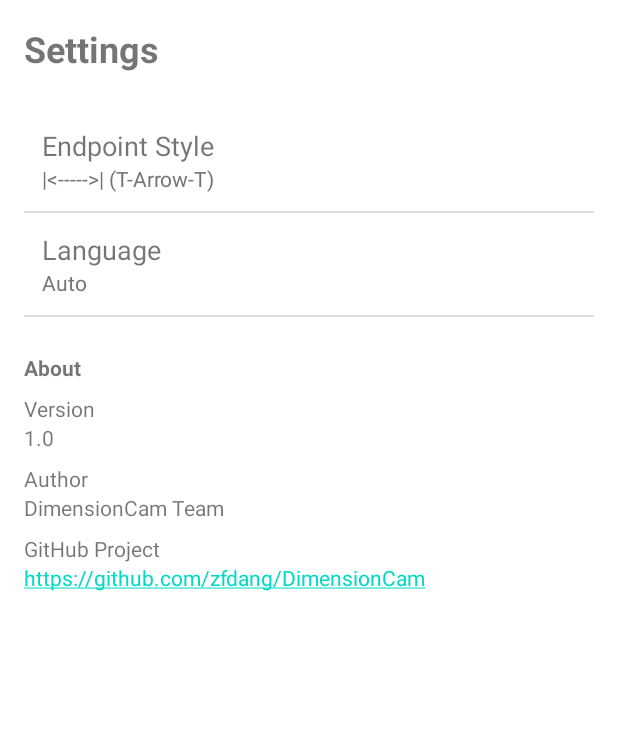
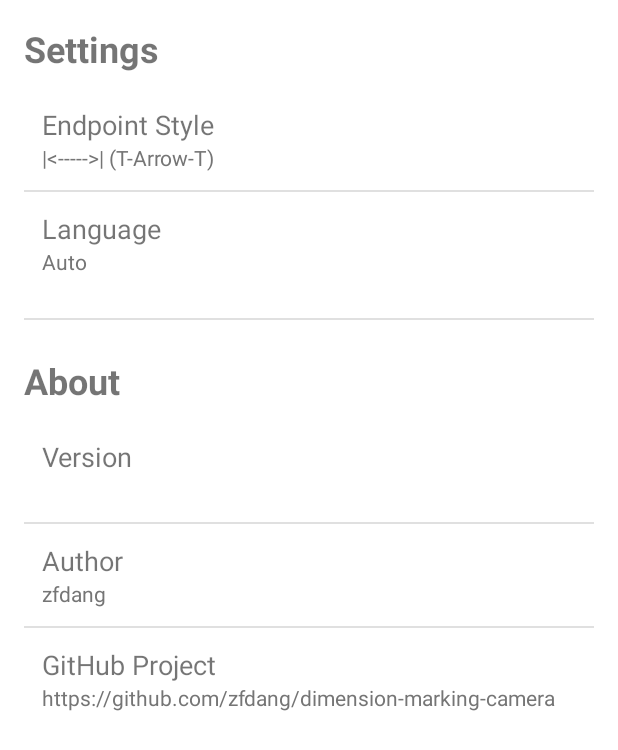
Before and after one commit to zfdang/dimension-marking-camera, an Android app: the layout fragment_settings.xml on its own in the app's theme, with its tools: preview values and no code run, on a phone screen of 412 x 824 dp. Shown: the top 750 px of the screen. Run offline under Robolectric (Android 15) with nearby library versions, the phone set to English and light mode, and no system bars.

Commit message:
refine setting fragment

```diff
--- a/app/src/main/java/com/zfdang/dimensioncam/ui/settings/SettingsFragment.java
+++ b/app/src/main/java/com/zfdang/dimensioncam/ui/settings/SettingsFragment.java
@@ -24,6 +24,7 @@ public class SettingsFragment extends Fragment {
     private SettingsManager settingsManager;
     private TextView tvArrowStyle;
     private TextView tvLanguage;
+    private TextView tvVersion;
 
     @Override
     public void onCreate(@Nullable Bundle savedInstanceState) {
@@ -40,9 +41,12 @@ public class SettingsFragment extends Fragment {
 
         tvArrowStyle = view.findViewById(R.id.tv_arrow_style_value);
         tvLanguage = view.findViewById(R.id.tv_language_value);
+        tvVersion = view.findViewById(R.id.tv_version_value);
 
         view.findViewById(R.id.ll_arrow_style).setOnClickListener(v -> showArrowStyleDialog());
         view.findViewById(R.id.ll_language).setOnClickListener(v -> showLanguageDialog());
+        view.findViewById(R.id.ll_author).setOnClickListener(v -> openAuthorProfile());
+        view.findViewById(R.id.ll_github).setOnClickListener(v -> openGitHubProject());
 
         updateUI();
         return view;
@@ -81,6 +85,17 @@ public class SettingsFragment extends Fragment {
             tvLanguage.setText("English");
         else if ("zh".equals(lang))
             tvLanguage.setText("中文");
+
+        // Get version info dynamically
+        try {
+            String versionName = getContext().getPackageManager()
+                    .getPackageInfo(getContext().getPackageName(), 0).versionName;
+            int versionCode = getContext().getPackageManager()
+                    .getPackageInfo(getContext().getPackageName(), 0).versionCode;
+            tvVersion.setText(versionName + " (" + versionCode + ")");
+        } catch (Exception e) {
+            tvVersion.setText("Unknown");
+        }
     }
 
     private void showArrowStyleDialog() {
@@ -113,6 +128,11 @@ public class SettingsFragment extends Fragment {
                 .show();
     }
 
+    private void openAuthorProfile() {
+        Intent intent = new Intent(Intent.ACTION_VIEW, Uri.parse("https://github.com/zfdang"));
+        startActivity(intent);
+    }
+
     private void openGitHubProject() {
         String url = "https://github.com/zfdang/dimension-marking-camera";
         Intent intent = new Intent(Intent.ACTION_VIEW, Uri.parse(url));
--- a/app/src/main/res/layout/fragment_settings.xml
+++ b/app/src/main/res/layout/fragment_settings.xml
@@ -11,7 +11,7 @@
         android:text="@string/title_settings"
         android:textSize="24sp"
         android:textStyle="bold"
-        android:layout_marginBottom="24dp" />
+        android:layout_marginBottom="10dp" />
 
     <LinearLayout
         android:id="@+id/ll_arrow_style"
@@ -66,43 +66,90 @@
         android:layout_width="match_parent"
         android:layout_height="1dp"
         android:background="#E0E0E0"
-        android:layout_marginBottom="24dp"/>
+        android:layout_marginTop="16dp"
+        android:layout_marginBottom="8dp"/>
+
+    <TextView
+        android:layout_width="match_parent"
+        android:layout_height="wrap_content"
+        android:text="@string/pref_about"
+        android:textSize="24sp"
+        android:textStyle="bold"
+        android:layout_marginTop="16dp"
+        android:layout_marginBottom="10dp" />
+
+    <!-- Version -->
+    <LinearLayout
+        android:layout_width="match_parent"
+        android:layout_height="wrap_content"
+        android:orientation="vertical"
+        android:padding="12dp">
 
         <TextView
             android:layout_width="wrap_content"
             android:layout_height="wrap_content"
-        android:text="@string/pref_about"
-        android:textStyle="bold"
-        android:layout_marginBottom="8dp" />
+            android:text="@string/pref_version"
+            android:textSize="18sp" />
+
+        <TextView
+            android:id="@+id/tv_version_value"
+            android:layout_width="wrap_content"
+            android:layout_height="wrap_content"
+            android:textColor="#757575" />
+    </LinearLayout>
+
+    <View
+        android:layout_width="match_parent"
+        android:layout_height="1dp"
+        android:background="#E0E0E0" />
+
+    <!-- Author -->
+    <LinearLayout
+        android:id="@+id/ll_author"
+        android:layout_width="match_parent"
+        android:layout_height="wrap_content"
+        android:orientation="vertical"
+        android:background="?attr/selectableItemBackground"
+        android:padding="12dp">
 
         <TextView
             android:layout_width="wrap_content"
             android:layout_height="wrap_content"
-        android:text="@string/pref_version" />
-    <TextView
-        android:layout_width="wrap_content"
-        android:layout_height="wrap_content"
-        android:text="1.0"
-        android:layout_marginBottom="8dp"/>
+            android:text="@string/pref_author"
+            android:textSize="18sp" />
 
         <TextView
             android:layout_width="wrap_content"
             android:layout_height="wrap_content"
-        android:text="@string/pref_author" />
-    <TextView
-        android:layout_width="wrap_content"
+            android:text="zfdang"
+            android:textColor="#757575" />
+    </LinearLayout>
+
+    <View
+        android:layout_width="match_parent"
+        android:layout_height="1dp"
+        android:background="#E0E0E0" />
+
+    <!-- GitHub -->
+    <LinearLayout
+        android:id="@+id/ll_github"
+        android:layout_width="match_parent"
         android:layout_height="wrap_content"
-        android:text="DimensionCam Team"
-        android:layout_marginBottom="8dp"/>
+        android:orientation="vertical"
+        android:background="?attr/selectableItemBackground"
+        android:padding="12dp">
 
         <TextView
             android:layout_width="wrap_content"
             android:layout_height="wrap_content"
-        android:text="@string/pref_github" />
+            android:text="@string/pref_github"
+            android:textSize="18sp" />
+
         <TextView
             android:layout_width="wrap_content"
             android:layout_height="wrap_content"
-        android:text="https://github.com/zfdang/DimensionCam"
-        android:autoLink="web" />
+            android:text="https://github.com/zfdang/dimension-marking-camera"
+            android:textColor="#757575" />
+    </LinearLayout>
 
 </LinearLayout>
```
Lines whose indentation alone changed are shown as unchanged.
